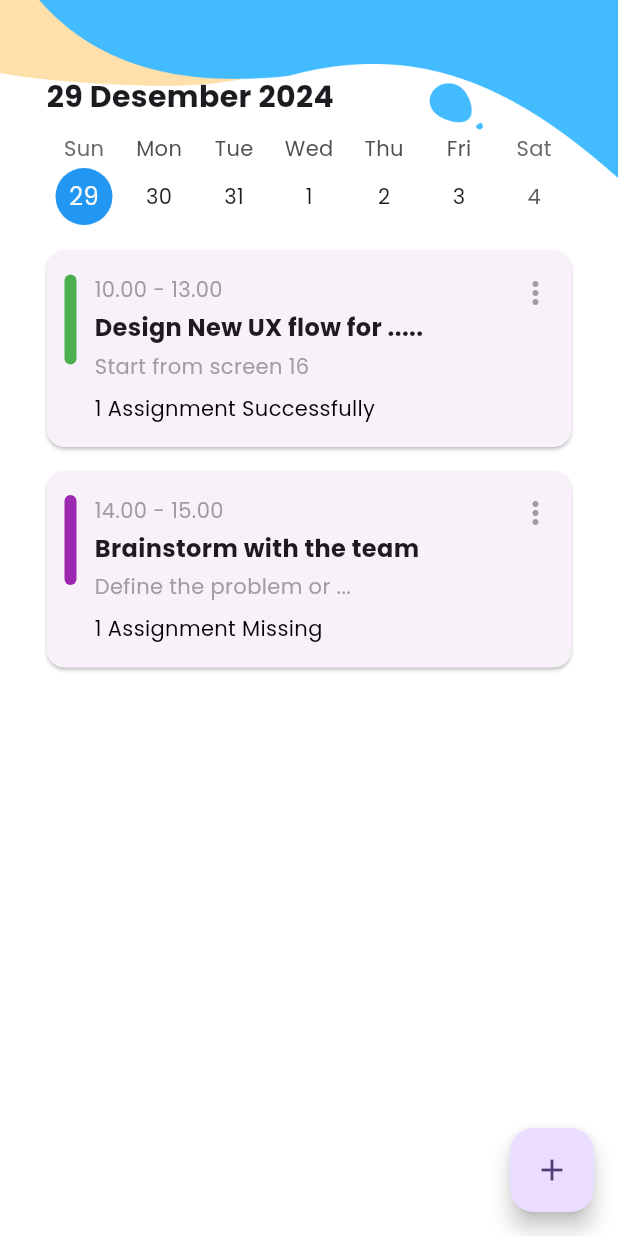
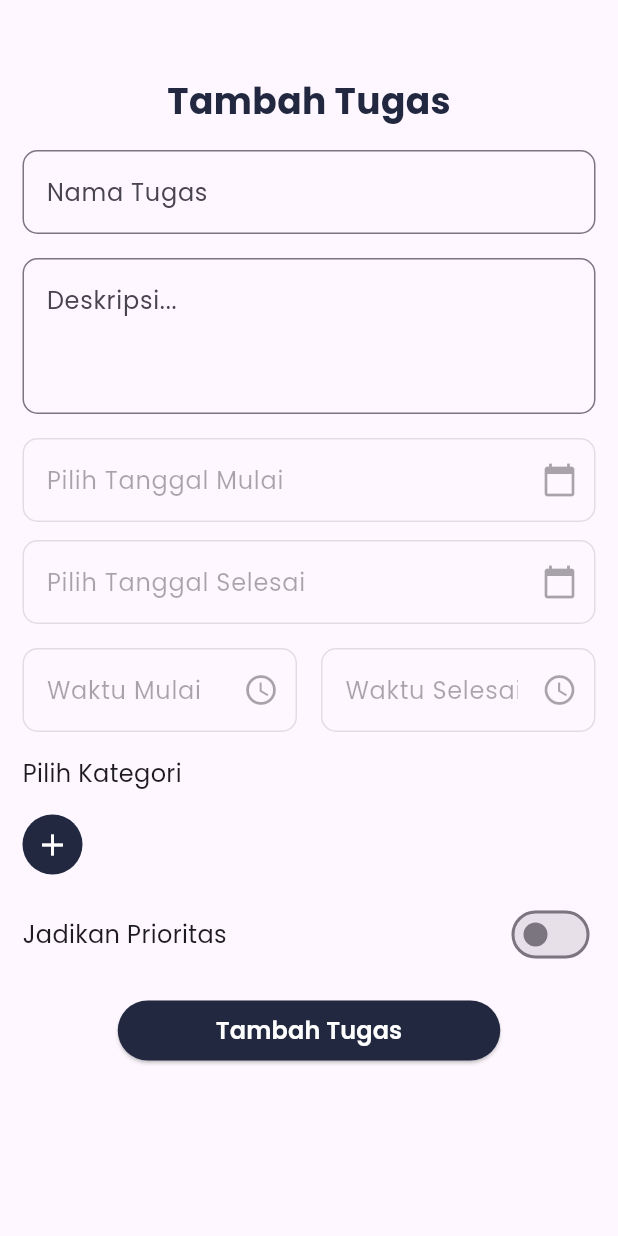
Before and after one commit to ToListApps/ToList, a Flutter app: the ScheduleScreen screen opened directly, after a tap on the "add" icon, on a phone screen of 412 x 824 dp. Run offline on Flutter 3.47's test engine with Material 3 defaults, Android fonts, the phone set to English and light mode, and no system bars; drawn by our look-alikes of table_calendar; our stand-ins replace firebase_auth, firebase_core, fl_chart, flutter_colorpicker, google_fonts, google_sign_in and 3 more; missing offline and left inert: omni_datetime_picker; accounts and stored records are empty.

Commit message:
feat: add task screen, add category, date, time

```diff
--- a/lib/design_system/styles/color_collections.dart
+++ b/lib/design_system/styles/color_collections.dart
@@ -5,4 +5,5 @@ class ColorCollections {
   static const Color primary = Color(0xFF21283F);
   static const Color secondary = Color(0xFFD9D9D9);
   static const Color white = Color(0xFFFFFFFF);
+  static const Color lightBlue = Color(0xFF80B3FF);
 }
--- a/lib/design_system/widgets/button_collections.dart
+++ b/lib/design_system/widgets/button_collections.dart
@@ -11,7 +11,7 @@ class ButtonCollections {
       onPressed: onPressed,
       style: ElevatedButton.styleFrom(
         backgroundColor: ColorCollections.primary,
-        shape: RoundedRectangleBorder(borderRadius: BorderRadius.circular(10)
+        shape: RoundedRectangleBorder(borderRadius: BorderRadius.circular(20)
         )
       ),
       child: Text(text, style: TypographyCollections.sh2.copyWith(
--- /dev/null
+++ b/lib/ui/schedule/add_task_screen.dart
@@ -0,0 +1,341 @@
+import 'dart:convert';
+import 'package:flutter/material.dart';
+import 'package:flutter_tolistapp/design_system/styles/color_collections.dart';
+import 'package:flutter_tolistapp/design_system/styles/spacing_collections.dart';
+import 'package:flutter_tolistapp/design_system/styles/typography_collections.dart';
+import 'package:flutter_tolistapp/design_system/widgets/button_collections.dart';
+import 'package:flutter_tolistapp/design_system/widgets/dialog_collections.dart';
+import 'package:omni_datetime_picker/omni_datetime_picker.dart';
+import 'package:shared_preferences/shared_preferences.dart';
+
+class AddTaskScreen extends StatefulWidget {
+  const AddTaskScreen({super.key});
+
+  @override
+  State<AddTaskScreen> createState() => _AddTaskScreenState();
+}
+
+class _AddTaskScreenState extends State<AddTaskScreen> {
+  bool isPriority = false;
+  DateTime? selectedStartDate;
+  DateTime? selectedEndDate;
+  DateTime? selectedStartTime;
+  DateTime? selectedEndTime;
+
+  final List<Map<String, dynamic>> _selectedCategories = [];
+
+  @override
+  void initState() {
+    super.initState();
+    _loadCategories();
+  }
+
+  Future<void> _loadCategories() async {
+    final prefs = await SharedPreferences.getInstance();
+    final savedCategories = prefs.getString('categories');
+    if (savedCategories != null) {
+      setState(() {
+        _selectedCategories.addAll(
+          List<Map<String, dynamic>>.from(json.decode(savedCategories)),
+        );
+      });
+    }
+  }
+
+  Future<void> _saveCategories() async {
+    final prefs = await SharedPreferences.getInstance();
+    final categoriesJson = json.encode(_selectedCategories);
+    await prefs.setString('categories', categoriesJson);
+  }
+
+  Future<void> _addCategory() async {
+    await DialogCollections.showAddCategoryDialog(
+      context: context,
+      onAddCategory: (String categoryName, Color categoryColor) {
+        setState(() {
+          _selectedCategories.add({
+            'name': categoryName,
+            'color': categoryColor.value,
+          });
+        });
+        _saveCategories();
+      },
+    );
+  }
+
+  void _removeCategory(String name) {
+    setState(() {
+      _selectedCategories.removeWhere((category) => category['name'] == name);
+    });
+    _saveCategories();
+  }
+
+  Widget _buildCategoryChip(String name, int colorValue) {
+    return Chip(
+      label: Text(name),
+      backgroundColor: Color(colorValue),
+      labelStyle: TypographyCollections.p1.copyWith(color: Colors.white),
+      onDeleted: () => _removeCategory(name),
+    );
+  }
+
+  Future<void> _pickStartDate() async {
+    DateTime? pickedDate = await showOmniDateTimePicker(
+      context: context,
+      type: OmniDateTimePickerType.date,
+      initialDate: DateTime.now(),
+      firstDate: DateTime(2020),
+      lastDate: DateTime(2100),
+    );
+
+    if (pickedDate != null) {
+      setState(() {
+        selectedStartDate = pickedDate;
+        selectedEndDate = pickedDate.add(const Duration(days: 1));
+        selectedStartTime = DateTime(
+          pickedDate.year,
+          pickedDate.month,
+          pickedDate.day,
+          9,
+        );
+        selectedEndTime = selectedStartTime!.add(const Duration(hours: 1));
+      });
+    }
+  }
+
+  Future<void> _pickTime({required bool isStartTime}) async {
+    DateTime? pickedTime = await showOmniDateTimePicker(
+      context: context,
+      type: OmniDateTimePickerType.time,
+      initialDate: DateTime.now(),
+    );
+
+    if (pickedTime != null) {
+      setState(() {
+        if (isStartTime) {
+          selectedStartTime = DateTime(
+            selectedStartDate?.year ?? DateTime.now().year,
+            selectedStartDate?.month ?? DateTime.now().month,
+            selectedStartDate?.day ?? DateTime.now().day,
+            pickedTime.hour,
+            pickedTime.minute,
+          );
+          selectedEndTime = selectedStartTime!.add(const Duration(hours: 1));
+        } else {
+          selectedEndTime = DateTime(
+            selectedEndDate?.year ?? DateTime.now().year,
+            selectedEndDate?.month ?? DateTime.now().month,
+            selectedEndDate?.day ?? DateTime.now().day,
+            pickedTime.hour,
+            pickedTime.minute,
+          );
+        }
+      });
+    }
+  }
+
+  Future<void> _pickEndDate() async {
+    DateTime? pickedDate = await showOmniDateTimePicker(
+      context: context,
+      type: OmniDateTimePickerType.date,
+      initialDate: selectedStartDate ?? DateTime.now(),
+      firstDate: selectedStartDate ?? DateTime(2020),
+      lastDate: DateTime(2100),
+    );
+
+    if (pickedDate != null) {
+      setState(() {
+        selectedEndDate = pickedDate;
+        if (selectedEndTime != null) {
+          selectedEndTime = DateTime(
+            pickedDate.year,
+            pickedDate.month,
+            pickedDate.day,
+            selectedEndTime!.hour,
+            selectedEndTime!.minute,
+          );
+        }
+      });
+    }
+  }
+
+  @override
+  Widget build(BuildContext context) {
+    return Scaffold(
+      body: Padding(
+        padding: SpacingCollections.paddingScreen,
+        child: SingleChildScrollView(
+          child: Center(
+            child: Column(
+              crossAxisAlignment: CrossAxisAlignment.start,
+              children: [
+                Center(
+                  child: Text(
+                    'Tambah Tugas',
+                    style: TypographyCollections.h1.copyWith(
+                      color: ColorCollections.primary,
+                    ),
+                  ),
+                ),
+                SizedBox(height: SpacingCollections.xl),
+                TextField(
+                  decoration: InputDecoration(
+                    hintText: 'Nama Tugas',
+                    border: OutlineInputBorder(
+                      borderRadius: BorderRadius.circular(10),
+                    ),
+                  ),
+                ),
+                SizedBox(height: SpacingCollections.xl),
+                TextField(
+                  maxLines: 3,
+                  decoration: InputDecoration(
+                    hintText: 'Deskripsi...',
+                    border: OutlineInputBorder(
+                      borderRadius: BorderRadius.circular(10),
+                    ),
+                  ),
+                ),
+                SizedBox(height: SpacingCollections.xl),
+                GestureDetector(
+                  onTap: _pickStartDate,
+                  child: TextField(
+                    enabled: false,
+                    controller: TextEditingController(
+                      text: selectedStartDate != null
+                          ? '${selectedStartDate!.day}-${selectedStartDate!.month}-${selectedStartDate!.year}'
+                          : 'Pilih Tanggal Mulai',
+                    ),
+                    decoration: InputDecoration(
+                      hintText: 'Tanggal Mulai',
+                      suffixIcon: Icon(Icons.calendar_today),
+                      border: OutlineInputBorder(
+                        borderRadius: BorderRadius.circular(10),
+                      ),
+                    ),
+                  ),
+                ),
+                SizedBox(height: SpacingCollections.l),
+                GestureDetector(
+                  onTap: _pickEndDate,
+                  child: TextField(
+                    enabled: false,
+                    controller: TextEditingController(
+                      text: selectedEndDate != null
+                          ? '${selectedEndDate!.day}-${selectedEndDate!.month}-${selectedEndDate!.year}'
+                          : 'Pilih Tanggal Selesai',
+                    ),
+                    decoration: InputDecoration(
+                      hintText: 'Tanggal Selesai',
+                      suffixIcon: Icon(Icons.calendar_today),
+                      border: OutlineInputBorder(
+                        borderRadius: BorderRadius.circular(10),
+                      ),
+                    ),
+                  ),
+                ),
+                SizedBox(height: SpacingCollections.xl),
+                Row(
+                  children: [
+                    Expanded(
+                      child: GestureDetector(
+                        onTap: () => _pickTime(isStartTime: true),
+                        child: TextField(
+                          enabled: false,
+                          controller: TextEditingController(
+                            text: selectedStartTime != null
+                                ? '${selectedStartTime!.hour}:${selectedStartTime!.minute}'
+                                : 'Waktu Mulai',
+                          ),
+                          decoration: InputDecoration(
+                            hintText: 'Waktu Mulai',
+                            suffixIcon: Icon(Icons.access_time),
+                            border: OutlineInputBorder(
+                              borderRadius: BorderRadius.circular(10),
+                            ),
+                          ),
+                        ),
+                      ),
+                    ),
+                    SizedBox(width: SpacingCollections.xl),
+                    Expanded(
+                      child: GestureDetector(
+                        onTap: () => _pickTime(isStartTime: false),
+                        child: TextField(
+                          enabled: false,
+                          controller: TextEditingController(
+                            text: selectedEndTime != null
+                                ? '${selectedEndTime!.hour}:${selectedEndTime!.minute}'
+                                : 'Waktu Selesai',
+                          ),
+                          decoration: InputDecoration(
+                            hintText: 'Waktu Selesai',
+                            suffixIcon: Icon(Icons.access_time),
+                            border: OutlineInputBorder(
+                              borderRadius: BorderRadius.circular(10),
+                            ),
+                          ),
+                        ),
+                      ),
+                    ),
+                  ],
+                ),
+                SizedBox(height: SpacingCollections.xl),
+                Text(
+                  'Pilih Kategori',
+                  style: TypographyCollections.p1,
+                ),
+                SizedBox(height: SpacingCollections.xl),
+                Wrap(
+                  spacing: SpacingCollections.l,
+                  children: [
+                    ..._selectedCategories.map((category) {
+                      return _buildCategoryChip(category['name'], category['color']);
+                    }).toList(),
+                    GestureDetector(
+                      onTap: _addCategory,
+                      child: CircleAvatar(
+                        backgroundColor: ColorCollections.primary,
+                        child: Icon(Icons.add, color: ColorCollections.white),
+                      ),
+                    ),
+                  ],
+                ),
+                SizedBox(height: SpacingCollections.xl),
+                Row(
+                  mainAxisAlignment: MainAxisAlignment.spaceBetween,
+                  children: [
+                    Text(
+                      'Jadikan Prioritas',
+                      style: TypographyCollections.p1,
+                    ),
+                    Switch(
+                      value: isPriority,
+                      onChanged: (value) {
+                        setState(() {
+                          isPriority = value;
+                        });
+                      },
+                    ),
+                  ],
+                ),
+                SizedBox(height: SpacingCollections.xl),
+                Center(
+                  child: SizedBox(
+                    width: 255,
+                    child: ButtonCollections.primary(
+                      onPressed: () {
+                        // Logika untuk menyimpan data tugas
+                      },
+                      text: 'Tambah Tugas',
+                    ),
+                  ),
+                ),
+              ],
+            ),
+          ),
+        ),
+      ),
+    );
+  }
+}
--- a/lib/ui/schedule/schedule_screen.dart
+++ b/lib/ui/schedule/schedule_screen.dart
@@ -1,6 +1,8 @@
 import 'package:flutter/material.dart';
+import 'package:flutter_tolistapp/design_system/styles/color_collections.dart';
 import 'package:flutter_tolistapp/design_system/styles/spacing_collections.dart';
 import 'package:flutter_tolistapp/design_system/widgets/task_card.dart';
+import 'package:flutter_tolistapp/ui/schedule/add_task_screen.dart';
 import 'package:table_calendar/table_calendar.dart';
 
 class ScheduleScreen extends StatefulWidget {
@@ -19,7 +21,8 @@ class _ScheduleScreenState extends State<ScheduleScreen> {
       body: Container(
         decoration: BoxDecoration(
           image: DecorationImage(
-            image: AssetImage('assets/images/jadwalpage.png'), // Path to your PNG file
+            image: AssetImage(
+                'assets/images/jadwalpage.png'), // Path to your PNG file
             fit: BoxFit.fill,
           ),
         ),
@@ -30,9 +33,9 @@ class _ScheduleScreenState extends State<ScheduleScreen> {
             children: [
               // Header Calendar
               Padding(
-                padding: const EdgeInsets.symmetric(horizontal: 16.0),
+                padding: const EdgeInsets.symmetric(horizontal: SpacingCollections.xl),
                 child: Column(
-                  crossAxisAlignment: CrossAxisAlignment.start,
+                  crossAxisAlignment: CrossAxisAlignment.center,
                   children: [
                     Text(
                       "${_focusedDay.day} ${_getMonthName(_focusedDay.month)} ${_focusedDay.year}",
@@ -41,7 +44,7 @@ class _ScheduleScreenState extends State<ScheduleScreen> {
                         fontWeight: FontWeight.bold,
                       ),
                     ),
-                    const SizedBox(height: 10),
+                    const SizedBox(height: SpacingCollections.l),
                     TableCalendar(
                       firstDay: DateTime.utc(2020, 1, 1),
                       lastDay: DateTime.utc(2030, 12, 31),
@@ -77,12 +80,11 @@ class _ScheduleScreenState extends State<ScheduleScreen> {
                   ],
                 ),
               ),
-              const SizedBox(height: 10),
 
               // Task List
               Expanded(
                 child: Padding(
-                  padding: const EdgeInsets.symmetric(horizontal: 16.0),
+                  padding: const EdgeInsets.symmetric(horizontal: SpacingCollections.xl),
                   child: ListView(
                     children: const [
                       TaskCard(
@@ -111,9 +113,11 @@ class _ScheduleScreenState extends State<ScheduleScreen> {
       ),
       floatingActionButton: FloatingActionButton(
         onPressed: () {
-          // Tambahkan fungsi untuk action di sini
+          Navigator.push(
+              context, MaterialPageRoute(builder: (_) => AddTaskScreen()));
         },
-        child: const Icon(Icons.add),
+        backgroundColor: ColorCollections.primary,
+        child: const Icon(Icons.add, color: ColorCollections.white),
       ),
     );
   }
--- a/lib/ui/settings/settings_screen.dart
+++ b/lib/ui/settings/settings_screen.dart
@@ -68,7 +68,7 @@ class _SettingsScreenState extends State<SettingsScreen> {
                   ),
                 ),
               ),
-              const SizedBox(height: 10),
+              const SizedBox(height: SpacingCollections.xl),
               Expanded(
                 child: ProductivityChart(),
               ),
--- a/pubspec.yaml
+++ b/pubspec.yaml
@@ -42,6 +42,10 @@ dependencies:
   google_sign_in: ^6.2.2
   table_calendar: ^3.1.2
   fl_chart: ^0.69.2
+  omni_datetime_picker: ^2.0.5
+  toggle_switch: ^2.3.0
+  flutter_colorpicker: ^1.1.0
+  shared_preferences: ^2.3.4
 
 dev_dependencies:
   flutter_test:
```
Also changed, not shown: lib/design_system/widgets/dialog_collections.dart (added, +165 -0 lines), lib/ui/task/task_screen.dart (+27 -61 lines), pubspec.lock, 1 other file.
